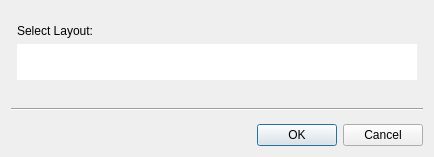
Before: the Qt Designer form dev/Code/Sandbox/Editor/LayoutConfigDialog.ui in aws/lumberyard, drawn with Qt 5.
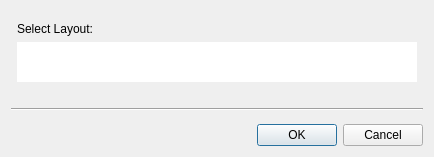
After: the same form once the commit is applied.

Diff of the .ui file:
```diff
--- a/dev/Code/Sandbox/Editor/LayoutConfigDialog.ui
+++ b/dev/Code/Sandbox/Editor/LayoutConfigDialog.ui
@@ -84,13 +84,13 @@
          <property name="minimumSize">
           <size>
            <width>400</width>
-           <height>36</height>
+           <height>40</height>
           </size>
          </property>
          <property name="maximumSize">
           <size>
            <width>400</width>
-           <height>36</height>
+           <height>40</height>
           </size>
          </property>
          <property name="frameShape">
```
